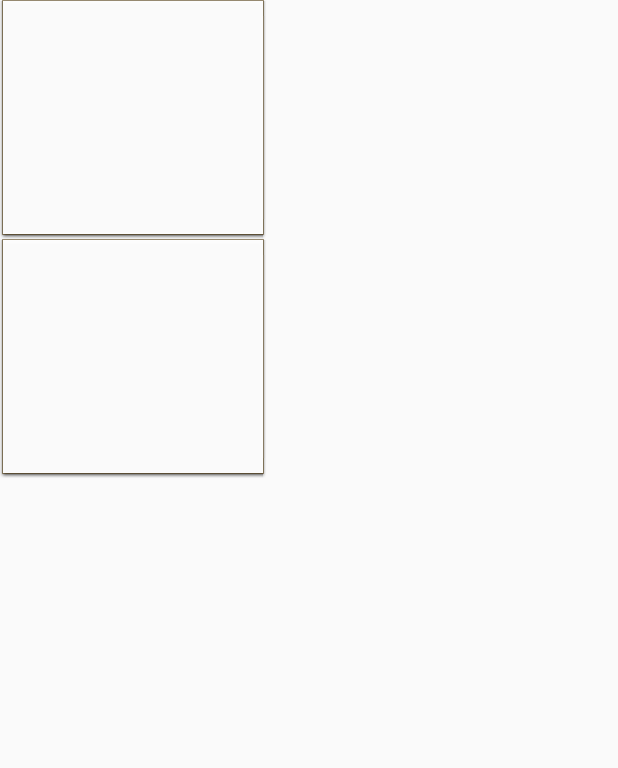
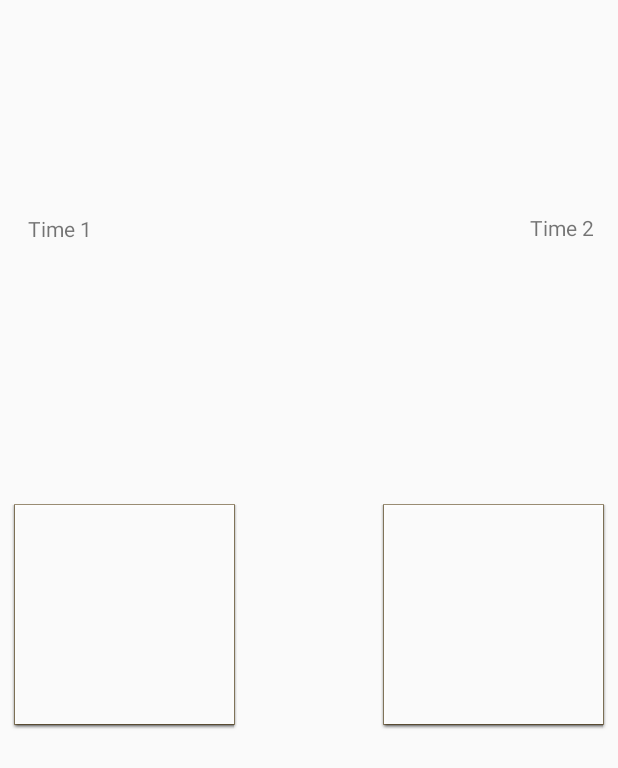
Before and after one commit to wagnermachado/MeuFut-LP2, an Android app: the layout activity_fim.xml on its own in the app's theme, with its tools: preview values and no code run, on a phone screen of 412 x 824 dp. Shown: the top 768 px of the screen. Run offline under Robolectric (Android 15) with nearby library versions, the phone set to English and light mode, and no system bars.

Commit message:
Atualização 08/11/2017 FimDeJogo

```diff
--- a/app/src/main/AndroidManifest.xml
+++ b/app/src/main/AndroidManifest.xml
@@ -21,6 +21,7 @@
         <activity android:name=".DivisaoTimes"></activity>
         <activity android:name=".OrganizarTimes"></activity>
         <activity android:name=".NavegadorInternet"></activity>
+        <activity android:name=".FimDeJogo"></activity>
     </application>
 
 </manifest>
--- a/app/src/main/res/layout/activity_fim.xml
+++ b/app/src/main/res/layout/activity_fim.xml
@@ -1,43 +1,83 @@
 <?xml version="1.0" encoding="utf-8"?>
-<RelativeLayout xmlns:android="http://schemas.android.com/apk/res/android"
+<android.support.constraint.ConstraintLayout xmlns:android="http://schemas.android.com/apk/res/android"
+    xmlns:app="http://schemas.android.com/apk/res-auto"
+    xmlns:tools="http://schemas.android.com/tools"
     android:orientation="vertical" android:layout_width="match_parent"
     android:layout_height="match_parent">
 
-    <GridLayout
-        android:layout_width="match_parent"
-        android:layout_height="match_parent">
+    <Button
+        android:id="@+id/btnTime2"
+        android:layout_width="150dp"
+        android:layout_height="150dp"
+        android:layout_column="0"
+        android:layout_row="1"
+        android:background="@android:drawable/editbox_dropdown_light_frame"
+        android:textAppearance="@style/TextAppearance.AppCompat.Large"
+        app:layout_constraintTop_toTopOf="parent"
+        android:layout_marginTop="8dp"
+        app:layout_constraintBottom_toBottomOf="parent"
+        android:layout_marginBottom="8dp"
+        android:layout_marginRight="8dp"
+        app:layout_constraintRight_toRightOf="parent"
+        android:layout_marginLeft="8dp"
+        app:layout_constraintLeft_toLeftOf="parent"
+        app:layout_constraintHorizontal_bias="1.0"
+        app:layout_constraintVertical_bias="0.498" />
 
     <Button
         android:id="@+id/btnTime1"
-            android:layout_width="177dp"
-            android:layout_height="159dp"
+        android:layout_width="150dp"
+        android:layout_height="150dp"
         android:layout_column="0"
         android:layout_row="0"
         android:background="@android:drawable/editbox_dropdown_light_frame"
-            android:textAppearance="@style/TextAppearance.AppCompat.Large" />
+        android:textAppearance="@style/TextAppearance.AppCompat.Large"
+        app:layout_constraintTop_toTopOf="parent"
+        android:layout_marginTop="8dp"
+        app:layout_constraintBottom_toBottomOf="parent"
+        android:layout_marginBottom="8dp"
+        android:layout_marginRight="8dp"
+        app:layout_constraintRight_toRightOf="parent"
+        android:layout_marginLeft="8dp"
+        app:layout_constraintVertical_bias="0.498"
+        app:layout_constraintLeft_toLeftOf="parent"
+        app:layout_constraintHorizontal_bias="0.0" />
+
+    <TextView
+        android:id="@+id/txtTime2"
+        android:layout_width="wrap_content"
+        android:layout_height="wrap_content"
+        android:layout_column="1"
+        android:layout_row="1"
+        android:text="Time 1"
+        app:layout_constraintTop_toTopOf="parent"
+        android:layout_marginTop="8dp"
+        app:layout_constraintBottom_toBottomOf="parent"
+        android:layout_marginBottom="8dp"
+        android:layout_marginRight="8dp"
+        app:layout_constraintRight_toRightOf="parent"
+        android:layout_marginLeft="8dp"
+        app:layout_constraintLeft_toLeftOf="parent"
+        app:layout_constraintHorizontal_bias="0.031"
+        app:layout_constraintVertical_bias="0.171" />
 
     <TextView
         android:id="@+id/txtTime1"
         android:layout_width="wrap_content"
         android:layout_height="wrap_content"
         android:layout_column="1"
-            android:layout_row="0" />
+        android:layout_row="0"
+        android:text="Time 2"
+        app:layout_constraintTop_toTopOf="parent"
+        android:layout_marginTop="8dp"
+        app:layout_constraintBottom_toBottomOf="parent"
+        android:layout_marginBottom="8dp"
+        android:layout_marginLeft="8dp"
+        app:layout_constraintLeft_toLeftOf="parent"
+        android:layout_marginRight="8dp"
+        app:layout_constraintRight_toRightOf="parent"
+        app:layout_constraintHorizontal_bias="0.977"
+        app:layout_constraintVertical_bias="0.17" />
 
-        <Button
-            android:id="@+id/btnTime2"
-            android:layout_width="177dp"
-            android:layout_height="159dp"
-            android:layout_column="0"
-            android:layout_row="1"
-            android:background="@android:drawable/editbox_dropdown_light_frame"
-            android:textAppearance="@style/TextAppearance.AppCompat.Large" />
 
-        <TextView
-            android:id="@+id/txtTime2"
-            android:layout_width="wrap_content"
-            android:layout_height="wrap_content"
-            android:layout_column="1"
-            android:layout_row="1" />
-
-    </GridLayout>
-</RelativeLayout>
+</android.support.constraint.ConstraintLayout>
--- a/app/src/main/res/layout/activity_main.xml
+++ b/app/src/main/res/layout/activity_main.xml
@@ -46,7 +46,7 @@
         android:background="@android:color/holo_blue_bright"
         android:onClick="cronometro"
         android:text="Cronômetro"
-        android:textColor="@color/colorAccent"
+        android:textColor="@android:color/background_light"
         app:layout_constraintBottom_toBottomOf="parent"
         app:layout_constraintHorizontal_bias="0.0"
         app:layout_constraintLeft_toLeftOf="parent"
@@ -71,7 +71,7 @@
         android:background="@android:color/holo_blue_bright"
         android:onClick="divisaoTimes"
         android:text="Divisão de Times"
-        android:textColor="@color/colorAccent"
+        android:textColor="@android:color/background_light"
         app:layout_constraintBottom_toBottomOf="parent"
         app:layout_constraintHorizontal_bias="0.0"
         app:layout_constraintLeft_toLeftOf="parent"
@@ -95,7 +95,7 @@
         android:background="@android:color/holo_blue_bright"
         android:onClick="divisaoDinheiro"
         android:text="Divisão do dinheiro"
-        android:textColor="@color/colorAccent"
+        android:textColor="@android:color/background_light"
         app:layout_constraintBottom_toBottomOf="parent"
         app:layout_constraintHorizontal_bias="0.0"
         app:layout_constraintLeft_toLeftOf="parent"
@@ -119,7 +119,7 @@
         android:background="@android:color/holo_blue_bright"
         android:onClick="localizarQuadra"
         android:text="PROCURAR QUADRAS"
-        android:textColor="@color/colorAccent"
+        android:textColor="@android:color/background_light"
         app:layout_constraintBottom_toBottomOf="parent"
         app:layout_constraintHorizontal_bias="0.0"
         app:layout_constraintLeft_toLeftOf="parent"
```
Also changed, not shown: 4 other files. Lines whose indentation alone changed are shown as unchanged.
